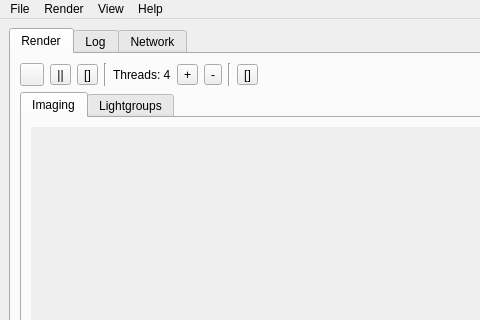
The window that qtgui/luxrender.ui (sungsoo/luxrender-lux) describes before a commit, drawn with Qt 5; both pictures show x 0 to 480 and y 0 to 320 of the 1024 by 746 pixel window.
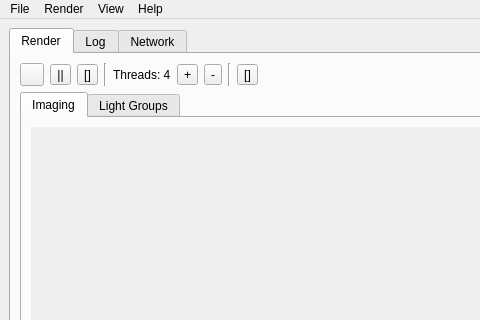
The same window after the commit. Icons and pictures are not drawn.

Commit message: Changed names of some functions + added more meaningfull colorspace naming as per Abels proposal - cleaned up obsolete dialog methods

```diff
--- a/qtgui/luxrender.ui
+++ b/qtgui/luxrender.ui
@@ -338,7 +338,7 @@
               <normaloff>:/icons/lightgroupsicon.png</normaloff>:/icons/lightgroupsicon.png</iconset>
             </attribute>
             <attribute name="title">
-             <string>Lightgroups</string>
+             <string>Light Groups</string>
             </attribute>
             <layout class="QVBoxLayout" name="verticalLayout_15">
              <item>
```
The commit also changes 4 other files.
